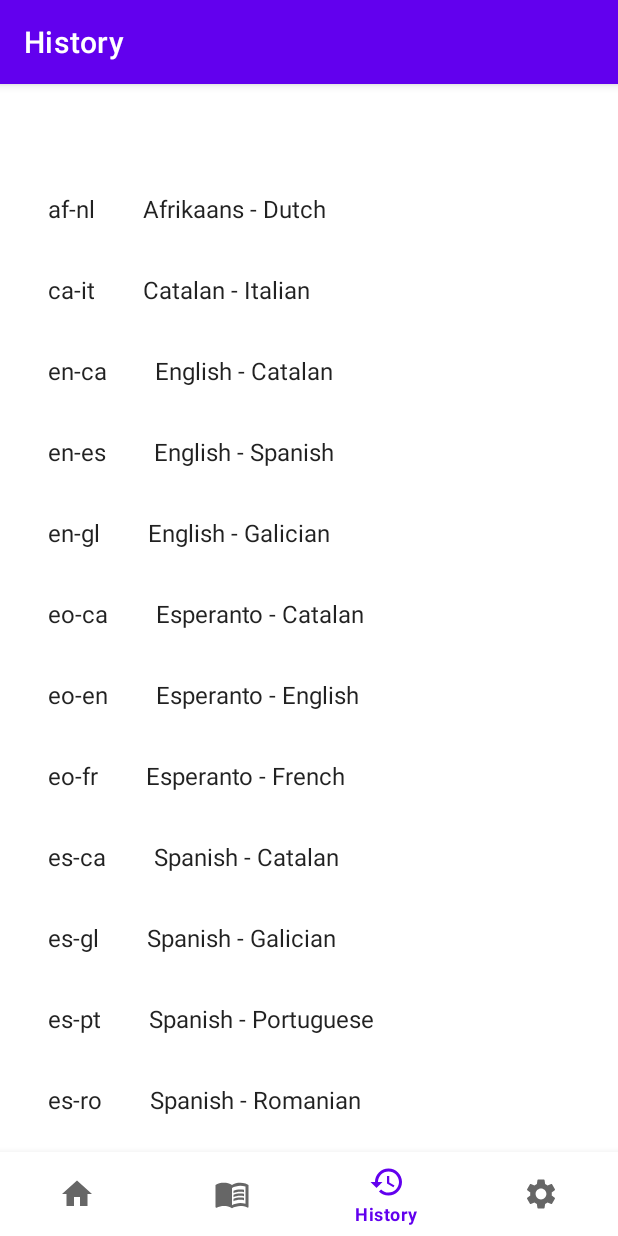
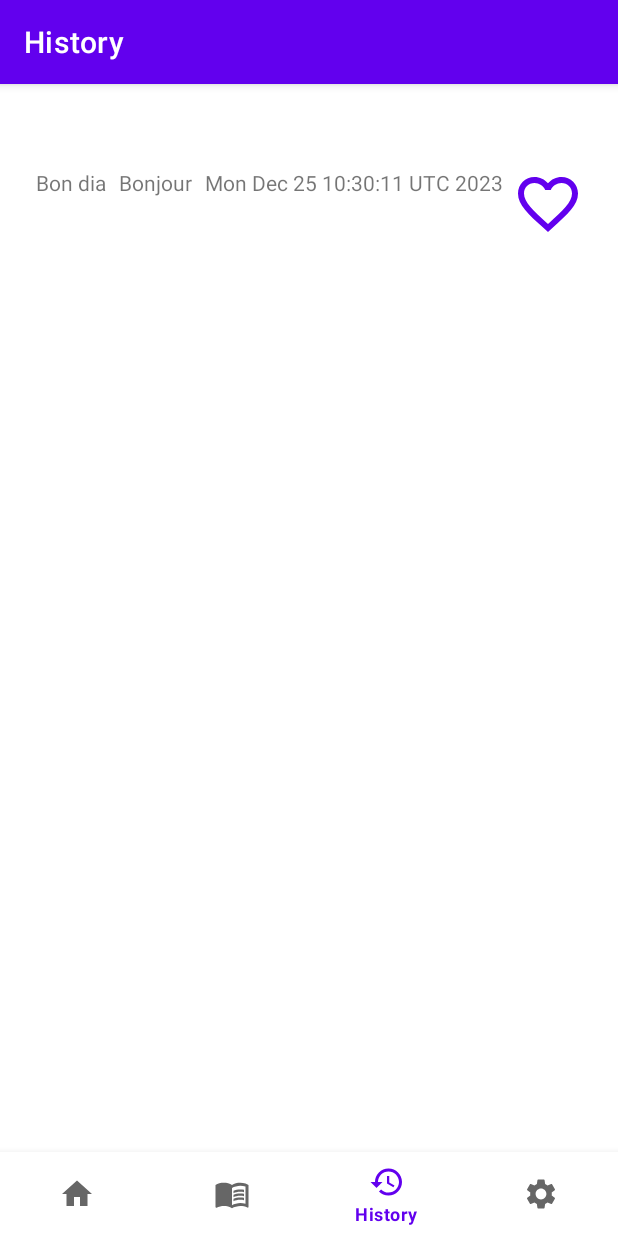
Before and after one commit to joanjerezt/TranslateOCR, an Android app: the screen it shows after launch (MainActivity), item 3 of the bottom bar chosen, on a phone screen of 412 x 824 dp. Run offline under Robolectric (Android 15) with nearby library versions, the phone set to English and light mode, and no system bars; our stand-ins replace Room's generated code, navigation-ui.

Commit message:
History Fragment v0.1

```diff
--- a/app/build.gradle.kts
+++ b/app/build.gradle.kts
@@ -1,6 +1,7 @@
 plugins {
     id("com.android.application")
     id("org.jetbrains.kotlin.android")
+    id("com.google.devtools.ksp")
 }
 
 android {
@@ -68,6 +69,7 @@
     val roomVersion = "2.6.1"
     implementation("androidx.room:room-runtime:$roomVersion")
     annotationProcessor("androidx.room:room-compiler:$roomVersion")
+    ksp("androidx.room:room-compiler:$roomVersion")
     implementation("androidx.datastore:datastore-preferences:1.0.0")
     implementation(project(mapOf("path" to ":libraries:lttoolbox-java")))
     implementation(project(mapOf("path" to ":libraries:tesseract4android")))
--- a/app/src/main/java/edu/uoc/jjerezt/translateocr/runtime/db/AppDatabase.kt
+++ b/app/src/main/java/edu/uoc/jjerezt/translateocr/runtime/db/AppDatabase.kt
@@ -2,10 +2,12 @@
 
 import androidx.room.Database
 import androidx.room.RoomDatabase
+import androidx.room.TypeConverters
 
 // https://developer.android.com/training/data-storage/room
 
 @Database(entities = [Entry::class, Dictionary::class], version = 1)
+@TypeConverters(Converters::class)
 abstract class AppDatabase : RoomDatabase() {
     abstract fun entryDao(): EntryDao
     abstract fun dictionaryDao(): DictionaryDao
--- a/app/src/main/java/edu/uoc/jjerezt/translateocr/runtime/db/Dictionary.kt
+++ b/app/src/main/java/edu/uoc/jjerezt/translateocr/runtime/db/Dictionary.kt
@@ -9,5 +9,5 @@
     @PrimaryKey val uid: Int,
     @ColumnInfo(name = "stage") val stage: Int,
     @ColumnInfo(name = "orig_dest_lang") val code: String,
-    @ColumnInfo(name = "copied") val favorite: Boolean
+    @ColumnInfo(name = "copied") val copied: Boolean
 )
--- /dev/null
+++ b/app/src/main/java/edu/uoc/jjerezt/translateocr/runtime/db/DictionaryRepository.kt
@@ -0,0 +1,5 @@
+package edu.uoc.jjerezt.translateocr.runtime.db
+
+class DictionaryRepository {
+
+}
--- a/app/src/main/java/edu/uoc/jjerezt/translateocr/runtime/db/EntryDao.kt
+++ b/app/src/main/java/edu/uoc/jjerezt/translateocr/runtime/db/EntryDao.kt
@@ -4,6 +4,7 @@
 import androidx.room.Delete
 import androidx.room.Insert
 import androidx.room.Query
+import androidx.room.Update
 
 @Dao
 interface EntryDao {
@@ -17,6 +18,9 @@
             "dest_text LIKE :last LIMIT 1")
     fun findByName(first: String, last: String): Entry
 
+    @Update
+    fun edit(entry: Entry)
+
     @Insert
     fun insertAll(vararg entries: Entry)
 
--- a/app/src/main/java/edu/uoc/jjerezt/translateocr/ui/history/HistoryFragment.kt
+++ b/app/src/main/java/edu/uoc/jjerezt/translateocr/ui/history/HistoryFragment.kt
@@ -1,15 +1,18 @@
 package edu.uoc.jjerezt.translateocr.ui.history
 
 import android.os.Bundle
+import android.view.LayoutInflater
+import android.view.View
+import android.view.ViewGroup
 import androidx.fragment.app.Fragment
 import androidx.recyclerview.widget.GridLayoutManager
 import androidx.recyclerview.widget.LinearLayoutManager
 import androidx.recyclerview.widget.RecyclerView
-import android.view.LayoutInflater
-import android.view.View
-import android.view.ViewGroup
+import androidx.room.Room
 import edu.uoc.jjerezt.translateocr.R
-import edu.uoc.jjerezt.translateocr.placeholder.DictionaryContent
+import edu.uoc.jjerezt.translateocr.runtime.db.AppDatabase
+import edu.uoc.jjerezt.translateocr.runtime.db.Dictionary
+import java.util.Date
 
 /**
  * A fragment representing a list of Items.
@@ -26,11 +29,74 @@
         }
     }
 
+    fun init_dictionaries(db: AppDatabase) {
+
+        val dictionaries : MutableList<Dictionary> = ArrayList()
+        dictionaries.add(Dictionary(1, 0, "af-nl", false))
+        dictionaries.add(Dictionary(2, 0, "ca-it", false))
+        dictionaries.add(Dictionary(3, 0, "en-ca", false))
+        dictionaries.add(Dictionary(4,0,"en-es",false))
+        dictionaries.add(Dictionary(5, 0, "en-gl", false))
+        dictionaries.add(Dictionary(6, 0, "eo-ca", false))
+        dictionaries.add(Dictionary(7, 0, "eo-en", false))
+        dictionaries.add(Dictionary(8, 0, "eo-es", false))
+        dictionaries.add(Dictionary(9, 0, "eo-fr", false))
+        dictionaries.add(Dictionary(10, 0, "es-ca", false))
+        dictionaries.add(Dictionary(11, 0, "es-gl", false))
+        dictionaries.add(Dictionary(12, 0, "es-pt", false))
+        dictionaries.add(Dictionary(13, 0, "es-ro", false))
+        dictionaries.add(Dictionary(14, 0, "eu-en", false))
+        dictionaries.add(Dictionary(15, 0, "eu-es", false))
+        dictionaries.add(Dictionary(16, 0, "fr-ca", false))
+        dictionaries.add(Dictionary(17, 0, "fr-es", false))
+        dictionaries.add(Dictionary(18, 0, "ht-en", false))
+        dictionaries.add(Dictionary(19, 0, "pt-ca", false))
+        dictionaries.add(Dictionary(20, 0, "pt-gl", false))
+        dictionaries.add(Dictionary(21, 0, "sv-da", false))
+
+        for(i in dictionaries.indices){
+            db.dictionaryDao().insertAll(dictionaries[i])
+        }
+
+    }
+
+    data class HistoryItem(
+        val id: Int,
+        val origText: String,
+        val destText: String,
+        val timestamp: Date,
+        val favorite: Boolean,
+        val mode: String,
+        val code: String
+    ) {
+        override fun toString(): String = origText
+    }
+
     override fun onCreateView(
         inflater: LayoutInflater, container: ViewGroup?,
         savedInstanceState: Bundle?
     ): View? {
         val view = inflater.inflate(R.layout.fragment_history_list, container, false)
+        val db = Room.databaseBuilder(view.context, AppDatabase::class.java, "translateocr").allowMainThreadQueries().build()
+        val dictionaries = db.dictionaryDao().getAll()
+        if(dictionaries.isEmpty()){
+            init_dictionaries(db)
+        }
+
+        val items : MutableList<HistoryItem> = ArrayList()
+        val entries = db.entryDao().getAll()
+        db.close()
+
+        if(entries.isEmpty()){
+            items.add(HistoryItem(2, "Bon dia", "Bonjour",
+                Date(), false, "ca-fr", "fr-ca"))
+        }
+        else{
+            for (i in entries.indices) {
+                items.add(HistoryItem(entries[i].uid, entries[i].origText, entries[i].destText,
+                    entries[i].timestamp, entries[i].favorite, entries[i].dictCode, entries[i].mode))
+            }
+        }
 
         // Set the adapter
         if (view is RecyclerView) {
@@ -39,7 +105,8 @@
                     columnCount <= 1 -> LinearLayoutManager(context)
                     else -> GridLayoutManager(context, columnCount)
                 }
-                adapter = MyItemRecyclerViewAdapter(DictionaryContent.ITEMS)
+
+                adapter = MyHistoryRecyclerViewAdapter(items)
             }
         }
         return view
--- /dev/null
+++ b/app/src/main/java/edu/uoc/jjerezt/translateocr/ui/history/MyHistoryRecyclerViewAdapter.kt
@@ -0,0 +1,83 @@
+package edu.uoc.jjerezt.translateocr.ui.history
+
+import android.view.LayoutInflater
+import android.view.ViewGroup
+import android.widget.Button
+import android.widget.TextView
+import androidx.core.text.HtmlCompat
+import androidx.recyclerview.widget.RecyclerView
+import androidx.room.Room
+import edu.uoc.jjerezt.translateocr.R
+import edu.uoc.jjerezt.translateocr.databinding.FragmentHistoryBinding
+import edu.uoc.jjerezt.translateocr.runtime.db.AppDatabase
+import edu.uoc.jjerezt.translateocr.runtime.db.Entry
+import edu.uoc.jjerezt.translateocr.runtime.db.EntryRepository
+import edu.uoc.jjerezt.translateocr.runtime.db.EntryViewModel
+import edu.uoc.jjerezt.translateocr.ui.history.HistoryFragment.HistoryItem
+
+/**
+ * [RecyclerView.Adapter] that can display a [HistoryItem].
+ */
+class MyHistoryRecyclerViewAdapter(
+    private val values: MutableList<HistoryItem>
+) : RecyclerView.Adapter<MyHistoryRecyclerViewAdapter.ViewHolder>() {
+
+    override fun onCreateViewHolder(parent: ViewGroup, viewType: Int): ViewHolder {
+
+        return ViewHolder(
+            FragmentHistoryBinding.inflate(
+                LayoutInflater.from(parent.context),
+                parent,
+                false
+            )
+        )
+    }
+
+    private val favoriteStatus : MutableList<Boolean> = ArrayList()
+
+    override fun onBindViewHolder(holder: ViewHolder, position: Int) {
+        val item = values[position]
+
+        holder.origText.text = item.origText
+        val spanned = HtmlCompat.fromHtml(item.destText, HtmlCompat.FROM_HTML_MODE_COMPACT)
+        holder.destText.text = spanned
+        holder.date.text = item.timestamp.toString()
+        favoriteStatus.add(index=position, element = item.favorite)
+
+        if(favoriteStatus[position]){
+            holder.favorite.setBackgroundResource(R.drawable.baseline_favorite_24)
+        }
+        else{
+            holder.favorite.setBackgroundResource(R.drawable.baseline_favorite_border_24)
+        }
+        holder.favorite.setOnClickListener {
+            val db = Room.databaseBuilder(holder.itemView.context, AppDatabase::class.java, "translateocr").build()
+            val entry = Entry(item.id, item.timestamp, item.origText, item.destText, item.mode, item.code, !item.favorite)
+            EntryViewModel(entryRepository = EntryRepository()).edit(db, entry)
+            if(favoriteStatus[position]){
+                holder.favorite.setBackgroundResource(R.drawable.baseline_favorite_border_24)
+            }
+            else{
+                holder.favorite.setBackgroundResource(R.drawable.baseline_favorite_24)
+            }
+            favoriteStatus[position] = !favoriteStatus[position]
+            EntryViewModel(entryRepository = EntryRepository()).close(db)
+        }
+
+
+    }
+
+    override fun getItemCount(): Int = values.size
+
+    inner class ViewHolder(binding: FragmentHistoryBinding) : RecyclerView.ViewHolder(binding.root) {
+        val origText: TextView = binding.originalText
+        val destText: TextView = binding.translatedText
+        val favorite: Button = binding.favourite
+        val date : TextView = binding.dateEntry
+
+        override fun toString(): String {
+            return super.toString() + " '" + destText.text + "'"
+        }
+    }
+
+}
--- a/app/src/main/java/edu/uoc/jjerezt/translateocr/ui/history/MyItemRecyclerViewAdapter.kt
+++ /dev/null
@@ -1,48 +0,0 @@
-package edu.uoc.jjerezt.translateocr.ui.history
-
-import android.view.LayoutInflater
-import android.view.ViewGroup
-import android.widget.TextView
-import androidx.recyclerview.widget.RecyclerView
-import edu.uoc.jjerezt.translateocr.databinding.FragmentItemBinding
-import edu.uoc.jjerezt.translateocr.placeholder.DictionaryContent.PlaceholderItem
-
-/**
- * [RecyclerView.Adapter] that can display a [PlaceholderItem].
- * TODO: Replace the implementation with code for your data type.
- */
-class MyItemRecyclerViewAdapter(
-    private val values: List<PlaceholderItem>
-) : RecyclerView.Adapter<MyItemRecyclerViewAdapter.ViewHolder>() {
-
-    override fun onCreateViewHolder(parent: ViewGroup, viewType: Int): ViewHolder {
-
-        return ViewHolder(
-            FragmentItemBinding.inflate(
-                LayoutInflater.from(parent.context),
-                parent,
-                false
-            )
-        )
-
-    }
-
-    override fun onBindViewHolder(holder: ViewHolder, position: Int) {
-        val item = values[position]
-
-        holder.idView.text = item.id
-        holder.contentView.text = item.content
-    }
-
-    override fun getItemCount(): Int = values.size
-
-    inner class ViewHolder(binding: FragmentItemBinding) : RecyclerView.ViewHolder(binding.root) {
-        val idView: TextView = binding.itemNumber
-        val contentView: TextView = binding.content
-
-        override fun toString(): String {
-            return super.toString() + " '" + contentView.text + "'"
-        }
-    }
-
-}
--- /dev/null
+++ b/app/src/main/res/drawable/baseline_close_24.xml
@@ -0,0 +1,5 @@
+<vector android:height="24dp" android:tint="#000000"
+    android:viewportHeight="24" android:viewportWidth="24"
+    android:width="24dp" xmlns:android="http://schemas.android.com/apk/res/android">
+    <path android:fillColor="@android:color/white" android:pathData="M19,6.41L17.59,5 12,10.59 6.41,5 5,6.41 10.59,12 5,17.59 6.41,19 12,13.41 17.59,19 19,17.59 13.41,12z"/>
+</vector>
--- a/app/src/main/res/layout/fragment_history.xml
+++ b/app/src/main/res/layout/fragment_history.xml
@@ -8,32 +8,39 @@
 
     <TextView
             android:id="@+id/original_text"
-            android:layout_width="0dp"
-            android:layout_height="match_parent"
+            android:layout_width="50dp"
+            android:layout_height="wrap_content"
             android:textAlignment="center"
-            app:layout_constraintBaseline_toBaselineOf="@+id/translated_text"
+            app:layout_constraintTop_toTopOf="parent"
             app:layout_constraintEnd_toStartOf="@+id/translated_text"
             app:layout_constraintStart_toStartOf="parent" />
 
     <TextView
             android:id="@+id/translated_text"
-            android:layout_width="0dp"
-            android:layout_height="match_parent"
+            android:layout_width="50dp"
+            android:layout_height="wrap_content"
             android:textAlignment="center"
-            app:layout_constraintBottom_toBottomOf="parent"
+            app:layout_constraintEnd_toStartOf="@+id/date_entry"
+            app:layout_constraintStart_toEndOf="@+id/original_text"
+            app:layout_constraintTop_toTopOf="parent" />
+
+    <TextView
+            android:id="@+id/date_entry"
+            android:layout_width="200dp"
+            android:layout_height="wrap_content"
+            android:textAlignment="center"
             app:layout_constraintEnd_toStartOf="@+id/favourite"
-            app:layout_constraintStart_toEndOf="@+id/original_text"
+            app:layout_constraintStart_toEndOf="@+id/translated_text"
             app:layout_constraintTop_toTopOf="parent" />
 
     <Button
             android:id="@+id/favourite"
-            android:layout_width="0dp"
-            android:layout_height="match_parent"
+            android:layout_width="48dp"
+            android:layout_height="48dp"
             android:background="@drawable/baseline_favorite_border_24"
             android:contentDescription="@string/title_favorites"
-            app:layout_constraintBottom_toBottomOf="parent"
             app:layout_constraintEnd_toEndOf="parent"
-            app:layout_constraintStart_toEndOf="@+id/translated_text"
+            app:layout_constraintStart_toEndOf="@+id/date_entry"
             app:layout_constraintTop_toTopOf="parent" />
 
 </androidx.constraintlayout.widget.ConstraintLayout>
--- a/app/src/main/res/layout/fragment_history_list.xml
+++ b/app/src/main/res/layout/fragment_history_list.xml
@@ -2,8 +2,8 @@
 <androidx.recyclerview.widget.RecyclerView xmlns:android="http://schemas.android.com/apk/res/android"
     xmlns:app="http://schemas.android.com/apk/res-auto"
     xmlns:tools="http://schemas.android.com/tools"
-    android:id="@+id/list"
-    android:name="edu.uoc.jjerezt.translateocr.ItemFragment"
+    android:id="@+id/history_list"
+    android:name="edu.uoc.jjerezt.translateocr.HistoryFragment"
     android:layout_width="match_parent"
     android:layout_height="match_parent"
     android:layout_marginLeft="16dp"
@@ -11,4 +11,4 @@
     android:layout_marginBottom="64dp"
     app:layoutManager="LinearLayoutManager"
     tools:context=".ui.history.HistoryFragment"
-    tools:listitem="@layout/fragment_item" />
+    tools:listitem="@layout/fragment_history" />
--- a/build.gradle.kts
+++ b/build.gradle.kts
@@ -2,4 +2,5 @@
 plugins {
     id("com.android.application") version "8.1.2" apply false
     id("org.jetbrains.kotlin.android") version "1.9.0" apply false
+    id("com.google.devtools.ksp") version "1.9.0-1.0.13"
 }
```
Also changed, not shown: app/src/main/java/edu/uoc/jjerezt/translateocr/placeholder/HistoryContent.kt (+5 -9 lines), app/src/main/java/edu/uoc/jjerezt/translateocr/runtime/db/Converters.kt (added, +16 -0 lines), app/src/main/java/edu/uoc/jjerezt/translateocr/runtime/db/DictionaryViewModel.kt (added, +8 -0 lines), app/src/main/java/edu/uoc/jjerezt/translateocr/runtime/db/Entry.kt (+4 -3 lines), app/src/main/java/edu/uoc/jjerezt/translateocr/runtime/db/EntryRepository.kt (added, +20 -0 lines), app/src/main/java/edu/uoc/jjerezt/translateocr/runtime/db/EntryViewModel.kt (added, +35 -0 lines), app/src/main/java/edu/uoc/jjerezt/translateocr/ui/home/HomeFragment.kt (+16 -6 lines).
